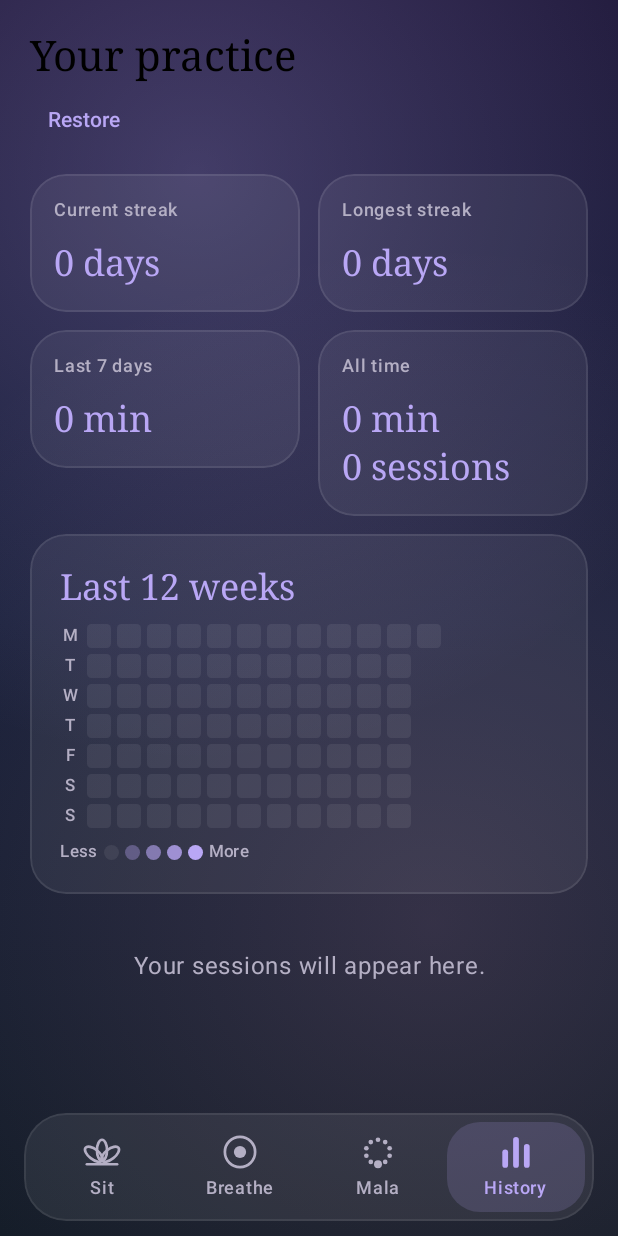
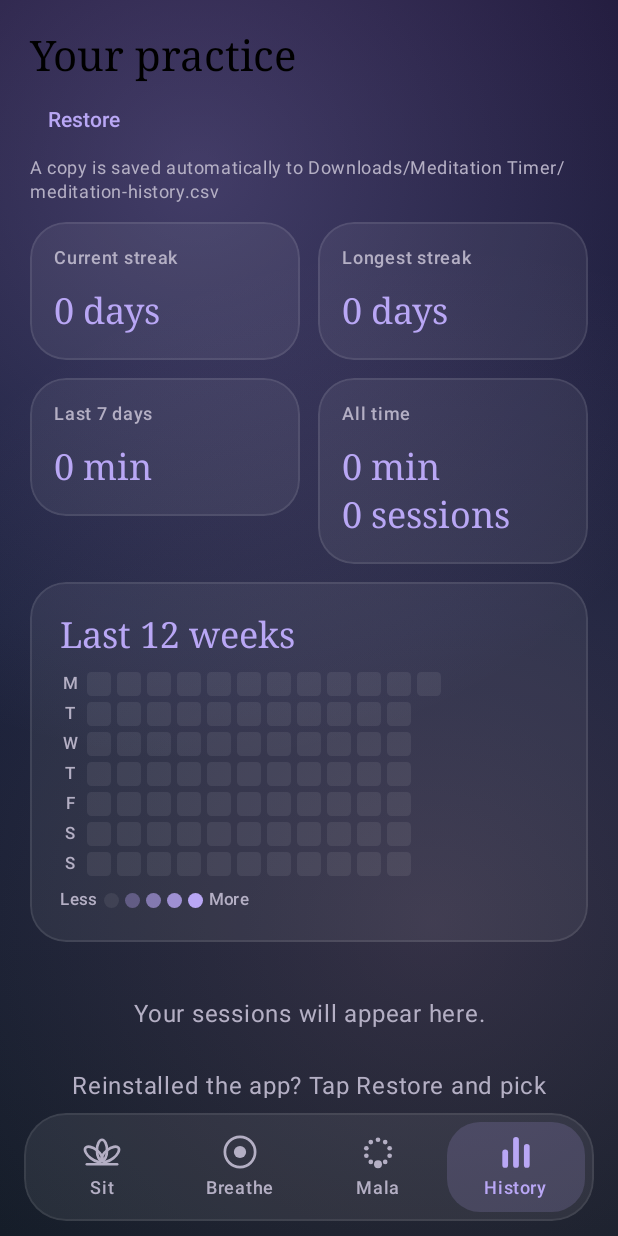
Before and after one commit to rajan199620-cpu/expert-octo-train, an Android app built with Jetpack Compose: the screen it shows after launch (MainActivity), after a tap on "History", on a phone screen of 412 x 824 dp. Run offline under Robolectric (Android 15) with nearby library versions, the phone set to English and light mode, and no system bars.

Commit message:
Mirror history to Downloads automatically so it survives reinstalls
After every logged session, reflection or restore, the app rewrites
Downloads/Meditation Timer/meditation-history.csv via MediaStore (Android
10+, no permission needed). Files in Downloads outlive an uninstall, so a
reinstall with a different signing key no longer loses history: Restore
picks the file back up. History shows where the copy lives.

Co-Authored-By: Claude Opus 5.5 <noreply@anthropic.com>
Claude-Session: https://claude.ai/code/session_0153wZ3NxTT4fVQD8pbABj3u

```diff
--- a/meditation-timer/app/src/main/java/com/rajan/meditationtimer/HistoryScreen.kt
+++ b/meditation-timer/app/src/main/java/com/rajan/meditationtimer/HistoryScreen.kt
@@ -89,6 +89,13 @@ fun HistoryTab() {
                         restore.launch(arrayOf("text/*", "application/csv", "application/vnd.ms-excel", "application/octet-stream"))
                     }) { Text("Restore") }
                 }
+                if (AutoBackup.supported) {
+                    Text(
+                        "A copy is saved automatically to ${AutoBackup.LOCATION}",
+                        style = MaterialTheme.typography.bodySmall,
+                        color = MaterialTheme.colorScheme.onSurfaceVariant,
+                    )
+                }
             }
         }
         item {
@@ -111,7 +118,11 @@ fun HistoryTab() {
         if (summary.days.isEmpty()) {
             item {
                 Text(
-                    "Your sessions will appear here.",
+                    if (AutoBackup.supported) {
+                        "Your sessions will appear here.\n\nReinstalled the app? Tap Restore and pick\n${AutoBackup.LOCATION}"
+                    } else {
+                        "Your sessions will appear here."
+                    },
                     Modifier.fillMaxWidth().padding(top = 24.dp),
                     textAlign = TextAlign.Center,
                     color = MaterialTheme.colorScheme.onSurfaceVariant,
--- a/meditation-timer/app/src/main/java/com/rajan/meditationtimer/SessionLog.kt
+++ b/meditation-timer/app/src/main/java/com/rajan/meditationtimer/SessionLog.kt
@@ -10,7 +10,7 @@ import java.io.File
  * Append-only log of finished sessions, one CSV line each, in app-private storage
  * (included in Android's automatic backup, so history follows the user to a new phone).
  */
-class SessionLog private constructor(private val file: File) {
+class SessionLog private constructor(private val context: Context, private val file: File) {
     private val _records = MutableStateFlow(load())
     val records: StateFlow<List<SessionRecord>> = _records.asStateFlow()
 
@@ -18,6 +18,7 @@ class SessionLog private constructor(private val file: File) {
     fun add(record: SessionRecord) {
         file.appendText(record.encode() + "\n")
         _records.value = _records.value + record
+        AutoBackup.write(context, _records.value)
     }
 
     /** Attaches the post-sit reflection to an already logged session. */
@@ -50,6 +51,7 @@ class SessionLog private constructor(private val file: File) {
             tmp.delete()
         }
         _records.value = records
+        AutoBackup.write(context, records)
     }
 
     private fun load(): List<SessionRecord> =
@@ -60,7 +62,9 @@ class SessionLog private constructor(private val file: File) {
         private var instance: SessionLog? = null
 
         fun get(context: Context): SessionLog = instance ?: synchronized(this) {
-            instance ?: SessionLog(File(context.applicationContext.filesDir, "sessions.csv")).also { instance = it }
+            instance ?: context.applicationContext.let { app ->
+                SessionLog(app, File(app.filesDir, "sessions.csv")).also { instance = it }
+            }
         }
     }
 }
```
Also changed, not shown: meditation-timer/app/src/main/java/com/rajan/meditationtimer/AutoBackup.kt (added, +50 -0 lines), 1 other file.
